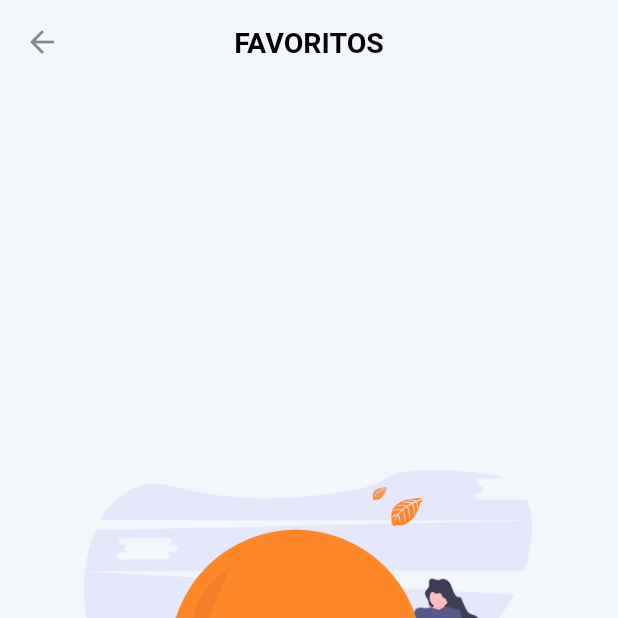
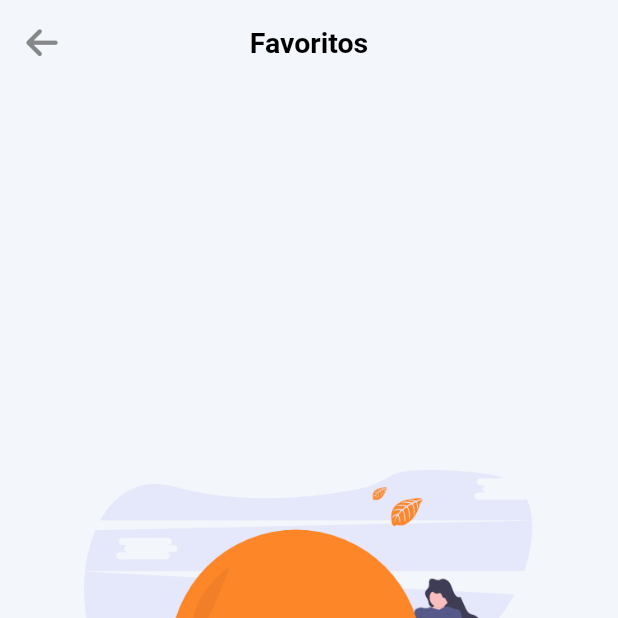
Before and after one commit to PedrooFerraz/Aplicativo-Flutter-DAMD-PUC, a Flutter app: the FavoriteScreen screen opened directly, on a phone screen of 412 x 824 dp, the top half of it. Run offline on Flutter 3.47's test engine with Material 3 defaults, Android fonts, the phone set to English and light mode, and no system bars; our stand-ins replace badges, flutter_rating_bar, font_awesome_flutter, get, simple_animations.

Commit message:
Correções finais

```diff
--- a/lib/core/app_color.dart
+++ b/lib/core/app_color.dart
@@ -12,6 +12,6 @@ class LightThemeColor {
 
   static const primaryDark = Color(0xFFFFFFFF);
   static const primaryLight = Color(0xFFf3f6fa);
-  static const accent = Color(0xFFFD8629);
+  static const accent = Color.fromARGB(255, 255, 81, 81);
   static const yellow = Color(0xFFFFBA49);
 }
--- a/lib/main.dart
+++ b/lib/main.dart
@@ -2,7 +2,6 @@ import 'package:aplicativo_flutter_damd_puc/src/view/screen/login_screen.dart';
 import 'package:get/get.dart';
 import 'package:flutter/material.dart';
 import 'dart:ui' show PointerDeviceKind;
-import 'package:aplicativo_flutter_damd_puc/src/view/screen/home_screen.dart';
 import 'package:aplicativo_flutter_damd_puc/src/controller/food_controller.dart';
 
 final FoodController controller = Get.put(FoodController());
--- a/lib/src/view/screen/cadastro_screen.dart
+++ b/lib/src/view/screen/cadastro_screen.dart
@@ -1,7 +1,5 @@
 import 'package:flutter/material.dart';
 import 'package:aplicativo_flutter_damd_puc/core/app_asset.dart';
-import 'package:aplicativo_flutter_damd_puc/core/app_extension.dart';
-import 'login_screen.dart';
 
 class CadastroScreen extends StatelessWidget {
   const CadastroScreen({super.key});
--- a/lib/src/view/screen/cart_screen.dart
+++ b/lib/src/view/screen/cart_screen.dart
@@ -15,6 +15,10 @@ class CartScreen extends StatelessWidget {
 
   PreferredSizeWidget _appBar(BuildContext context) {
     return AppBar(
+      leading: IconButton(
+        icon: const FaIcon(FontAwesomeIcons.dice),
+        onPressed: controller.changeTheme,
+      ),
       title: Text(
         "Carrinho",
         style: context.displayMedium,
@@ -156,7 +160,7 @@ class CartScreen extends StatelessWidget {
               mainAxisAlignment: MainAxisAlignment.spaceEvenly,
               children: [
                 const SizedBox(width: 20),
-                Image.asset(controller.cartFood[index].image, scale: 10),
+                Image.asset(controller.cartFood[index].image, scale: 1),
                 const SizedBox(width: 20),
                 Column(
                   crossAxisAlignment: CrossAxisAlignment.start,
--- a/lib/src/view/screen/favorite_screen.dart
+++ b/lib/src/view/screen/favorite_screen.dart
@@ -6,18 +6,21 @@ import 'package:aplicativo_flutter_damd_puc/src/model/food.dart';
 import 'package:aplicativo_flutter_damd_puc/core/app_extension.dart';
 import 'package:aplicativo_flutter_damd_puc/src/view/widget/empty_widget.dart';
 import 'package:aplicativo_flutter_damd_puc/src/controller/food_controller.dart';
+import 'package:font_awesome_flutter/font_awesome_flutter.dart';
 
 class FavoriteScreen extends StatelessWidget {
   const FavoriteScreen({super.key});
 
   @override
   Widget build(BuildContext context) {
-    final FoodController controller = Get.find<FoodController>();
-
     return Scaffold(
       appBar: AppBar(
+        leading: IconButton(
+          icon: const FaIcon(FontAwesomeIcons.arrowLeft),
+          onPressed: ()=>{},
+        ),
         title: Text(
-          "FAVORITOS",
+          "Favoritos",
           style: context.displayMedium,
         ),
       ),
@@ -70,11 +73,11 @@ class FavoriteScreen extends StatelessWidget {
             ),
             //Aqui aonde ocorre a remoção dos favoritos
             trailing: IconButton(
-  icon: const Icon(AppIcon.heart, color: Colors.redAccent),
-  onPressed: () {
-    controller.isFavoriteFood(food);
-  },
-),
+              icon: const Icon(AppIcon.heart, color: Colors.redAccent),
+              onPressed: () {
+                controller.isFavoriteFood(food);
+              },
+            ),
           ),
         ).fadeAnimation(index * 0.4);
       },
--- a/lib/src/view/screen/login_screen.dart
+++ b/lib/src/view/screen/login_screen.dart
@@ -3,7 +3,6 @@ import 'package:flutter/material.dart';
 import 'package:aplicativo_flutter_damd_puc/core/app_asset.dart';
 import 'package:aplicativo_flutter_damd_puc/core/app_extension.dart';
 import 'cadastro_screen.dart';
-import 'profile_screen.dart';
 
 class LoginScreen extends StatelessWidget {
   const LoginScreen({super.key});
```
